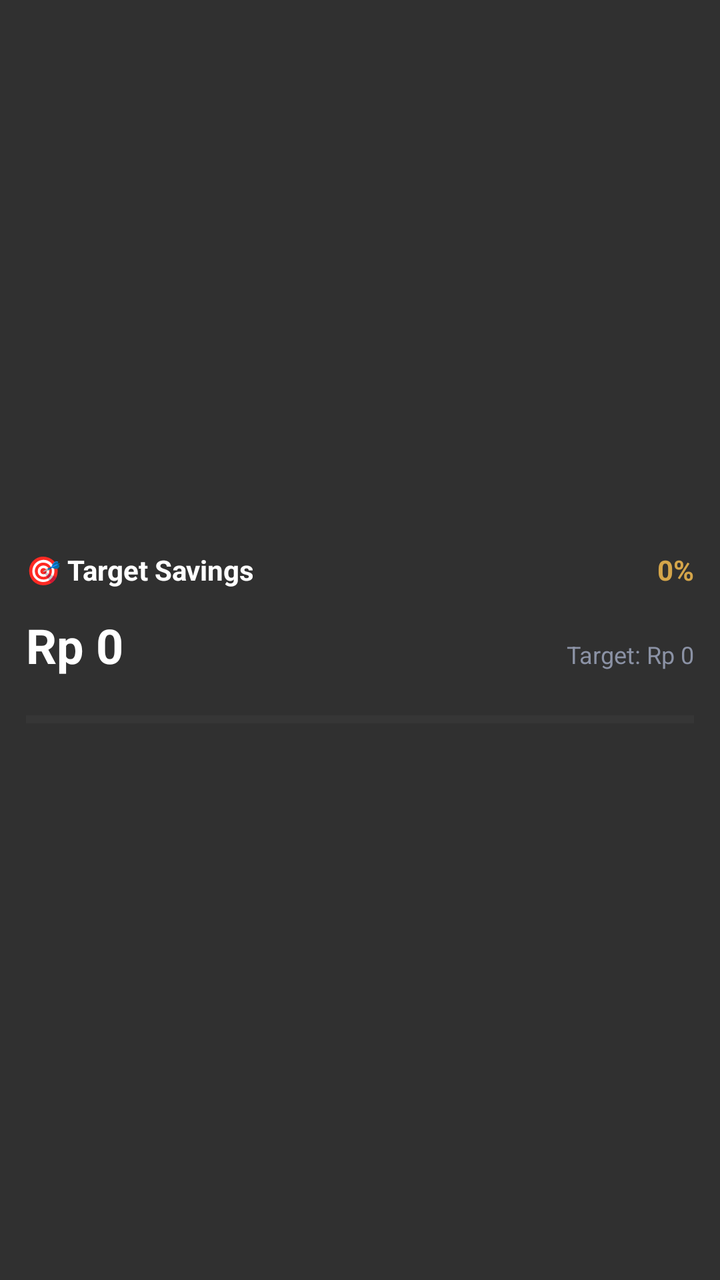
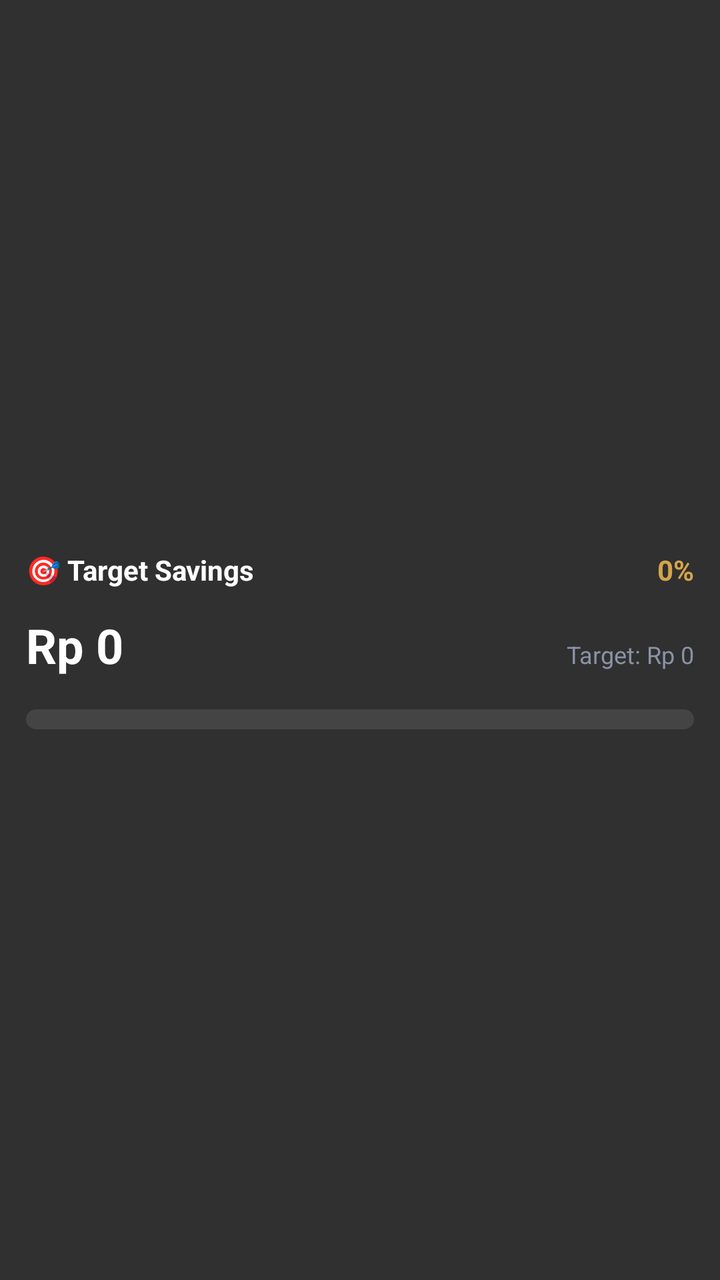

An Android layout rendered at two revisions. The XML below is the earlier revision; the diff shows what the commit changed to produce the second picture.
<!-- AndroidManifest.xml: application theme android:Theme.Material.NoActionBar -->
<!-- res/layout/widget_goal_layout.xml -->
<?xml version="1.0" encoding="utf-8"?>
<FrameLayout xmlns:android="http://schemas.android.com/apk/res/android"
    android:id="@+id/widget_root"
    android:layout_width="match_parent"
    android:layout_height="match_parent">

    <ImageView
        android:id="@+id/widget_bg_image"
        android:layout_width="match_parent"
        android:layout_height="match_parent"
        android:scaleType="centerCrop" />

    <RelativeLayout
        android:id="@+id/widget_content_container"
        android:layout_width="match_parent"
        android:layout_height="match_parent"
        android:padding="13dp">

        <LinearLayout
            android:layout_width="match_parent"
            android:layout_height="wrap_content"
            android:layout_centerInParent="true"
            android:orientation="vertical">

            <LinearLayout
                android:id="@+id/widget_header_row"
                android:layout_width="match_parent"
                android:layout_height="wrap_content"
                android:orientation="horizontal"
                android:gravity="center_vertical">

                <TextView
                    android:id="@+id/widget_title"
                    android:layout_width="0dp"
                    android:layout_weight="1"
                    android:layout_height="wrap_content"
                    android:text="🎯 Target Savings"
                    android:textColor="#FFFFFF"
                    android:textSize="14sp"
                    android:textStyle="bold"
                    android:singleLine="true" />

                <TextView
                    android:id="@+id/widget_percentage"
                    android:layout_width="wrap_content"
                    android:layout_height="wrap_content"
                    android:text="0%"
                    android:textColor="#D4A54A"
                    android:textSize="14sp"
                    android:textStyle="bold" />
            </LinearLayout>

            <LinearLayout
                android:id="@+id/widget_amount_row"
                android:layout_width="match_parent"
                android:layout_height="wrap_content"
                android:layout_marginTop="12dp"
                android:orientation="horizontal"
                android:gravity="bottom">

                <TextView
                    android:id="@+id/widget_current_amount"
                    android:layout_width="0dp"
                    android:layout_weight="1"
                    android:layout_height="wrap_content"
                    android:text="Rp 0"
                    android:textColor="#FFFFFF"
                    android:textSize="24sp"
                    android:textStyle="bold" />

                <TextView
                    android:id="@+id/widget_target_amount"
                    android:layout_width="wrap_content"
                    android:layout_height="wrap_content"
                    android:text="Target: Rp 0"
                    android:textColor="#8B92A5"
                    android:textSize="12sp" />
            </LinearLayout>

            <ProgressBar
                android:id="@+id/widget_progress_bar"
                style="?android:attr/progressBarStyleHorizontal"
                android:layout_width="match_parent"
                android:layout_height="10dp"
                android:layout_marginTop="16dp"
                android:max="100"
                android:progress="0"
                android:progressTint="#D4A54A"
                android:progressBackgroundTint="#40808080" />
        </LinearLayout>

    </RelativeLayout>
</FrameLayout>
<!-- resources referenced by this layout -->
<resources>

</resources>

<!-- the commit's change to res/layout/widget_goal_layout.xml (unified diff, before → after) -->
@@ -85,8 +85,7 @@
                 android:layout_marginTop="16dp"
                 android:max="100"
                 android:progress="0"
-                android:progressTint="#D4A54A"
-                android:progressBackgroundTint="#40808080" />
+                android:progressDrawable="@drawable/widget_progress_horizontal" />
         </LinearLayout>
 
     </RelativeLayout>
<!-- resource entries referenced after the edit -->
@@ -1,5 +1,22 @@
 <!-- resources referenced by this layout -->
 <resources>
-
+  <!-- drawable widget_progress_horizontal (drawable) -->
+  <?xml version="1.0" encoding="utf-8"?>
+  <layer-list xmlns:android="http://schemas.android.com/apk/res/android">
+      <item android:id="@android:id/background">
+          <shape>
+              <corners android:radius="5dp" />
+              <solid android:color="#40808080" />
+          </shape>
+      </item>
+      <item android:id="@android:id/progress">
+          <clip>
+              <shape>
+                  <corners android:radius="5dp" />
+                  <solid android:color="#D4A54A" />
+              </shape>
+          </clip>
+      </item>
+  </layer-list>
 </resources>
 
